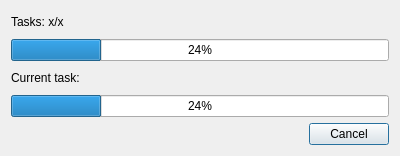
This is src/Main/Common/doubleprogressbar.ui in AstroStacking/AstroStack as Qt 5 draws it before an edit. The edited form follows.
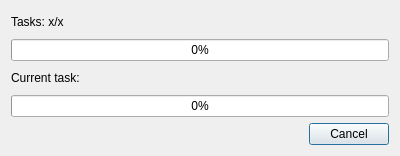
This is the edited form.

```diff
--- a/src/Main/Common/doubleprogressbar.ui
+++ b/src/Main/Common/doubleprogressbar.ui
@@ -24,7 +24,7 @@
    <item>
     <widget class="QProgressBar" name="totalTasksBar">
      <property name="value">
-      <number>24</number>
+      <number>0</number>
      </property>
     </widget>
    </item>
@@ -38,7 +38,7 @@
    <item>
     <widget class="QProgressBar" name="currentTaskBar">
      <property name="value">
-      <number>24</number>
+      <number>0</number>
      </property>
      <property name="invertedAppearance">
       <bool>false</bool>
```
